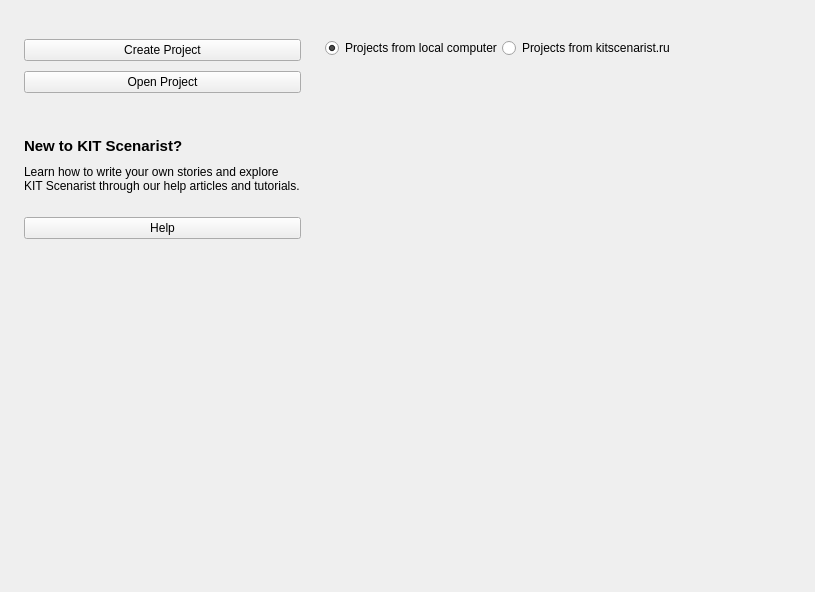
Before: the Qt Designer form src/bin/scenarist-desktop/UserInterfaceLayer/StartUp/StartUpView.ui in dimkanovikov/KITScenarist, drawn with Qt 5.
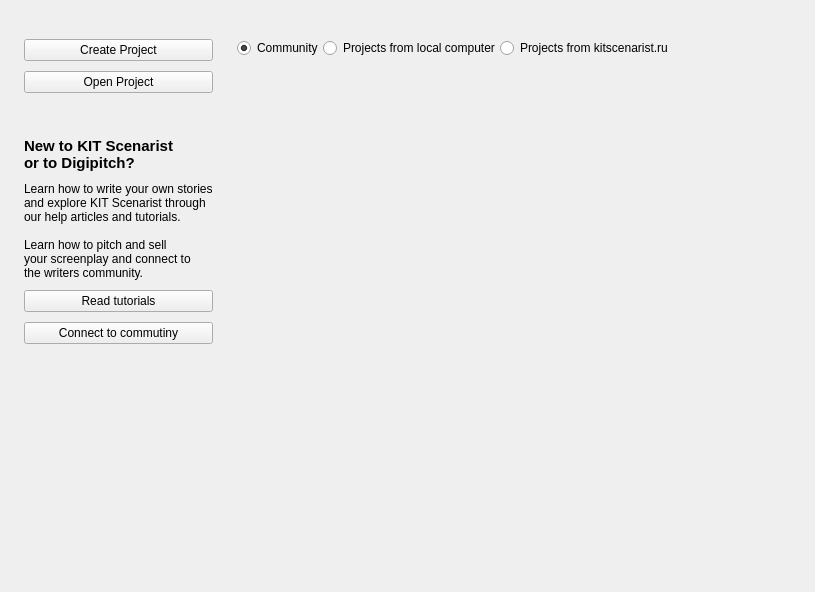
After: the same form once the commit is applied. Icons and pictures are not drawn. Custom widgets are drawn as their Qt base class.

Commit message: Implemented showing of 10 latest scripts from Digipitch on startup

The edit to the form file:
```diff
--- a/src/bin/scenarist-desktop/UserInterfaceLayer/StartUp/StartUpView.ui
+++ b/src/bin/scenarist-desktop/UserInterfaceLayer/StartUp/StartUpView.ui
@@ -73,46 +73,13 @@
           <property name="verticalSpacing">
            <number>10</number>
           </property>
-          <item row="7" column="0" colspan="2">
-           <spacer name="verticalSpacer">
-            <property name="orientation">
-             <enum>Qt::Vertical</enum>
-            </property>
-            <property name="sizeHint" stdset="0">
-             <size>
-              <width>20</width>
-              <height>40</height>
-             </size>
-            </property>
-           </spacer>
-          </item>
-          <item row="3" column="0" colspan="2">
-           <widget class="QPushButton" name="openProject">
-            <property name="cursor">
-             <cursorShape>PointingHandCursor</cursorShape>
-            </property>
-            <property name="text">
-             <string>Open Project</string>
-            </property>
-            <property name="icon">
-             <iconset resource="../../../scenarist-core/Resources/Resources.qrc">
-              <normaloff>:/Graphics/Iconset/folder-outline.svg</normaloff>:/Graphics/Iconset/folder-outline.svg</iconset>
-            </property>
-            <property name="iconSize">
-             <size>
-              <width>20</width>
-              <height>20</height>
-             </size>
-            </property>
-           </widget>
-          </item>
           <item row="6" column="0" colspan="2">
            <widget class="QPushButton" name="help">
             <property name="cursor">
              <cursorShape>PointingHandCursor</cursorShape>
             </property>
             <property name="text">
-             <string>Help</string>
+             <string>Read tutorials</string>
             </property>
             <property name="icon">
              <iconset resource="../../../scenarist-core/Resources/Resources.qrc">
@@ -138,7 +105,8 @@
             <property name="text">
              <string>
 
-New to KIT Scenarist?</string>
+New to KIT Scenarist
+or to Digipitch?</string>
             </property>
            </widget>
           </item>
@@ -162,11 +130,69 @@
             </property>
            </widget>
           </item>
-          <item row="5" column="0" colspan="2">
+          <item row="8" column="0" colspan="2">
+           <spacer name="verticalSpacer">
+            <property name="orientation">
+             <enum>Qt::Vertical</enum>
+            </property>
+            <property name="sizeHint" stdset="0">
+             <size>
+              <width>20</width>
+              <height>40</height>
+             </size>
+            </property>
+           </spacer>
+          </item>
+          <item row="3" column="0" colspan="2">
+           <widget class="QPushButton" name="openProject">
+            <property name="cursor">
+             <cursorShape>PointingHandCursor</cursorShape>
+            </property>
+            <property name="text">
+             <string>Open Project</string>
+            </property>
+            <property name="icon">
+             <iconset resource="../../../scenarist-core/Resources/Resources.qrc">
+              <normaloff>:/Graphics/Iconset/folder-outline.svg</normaloff>:/Graphics/Iconset/folder-outline.svg</iconset>
+            </property>
+            <property name="iconSize">
+             <size>
+              <width>20</width>
+              <height>20</height>
+             </size>
+            </property>
+           </widget>
+          </item>
+          <item row="7" column="0" colspan="2">
+           <widget class="QPushButton" name="digipitchRegister">
+            <property name="cursor">
+             <cursorShape>PointingHandCursor</cursorShape>
+            </property>
+            <property name="text">
+             <string>Connect to commutiny</string>
+            </property>
+            <property name="icon">
+             <iconset resource="../../../scenarist-core/Resources/Resources.qrc">
+              <normaloff>:/Graphics/Iconset/web.svg</normaloff>:/Graphics/Iconset/web.svg</iconset>
+            </property>
+            <property name="iconSize">
+             <size>
+              <width>20</width>
+              <height>20</height>
+             </size>
+            </property>
+           </widget>
+          </item>
+          <item row="5" column="0">
            <widget class="QLabel" name="label_2">
             <property name="text">
-             <string>Learn how to write your own stories and explore KIT Scenarist through our help articles and tutorials.
-</string>
+             <string>Learn how to write your own stories 
+and explore KIT Scenarist through 
+our help articles and tutorials.
+
+Learn how to pitch and sell 
+your screenplay and connect to 
+the writers community.</string>
             </property>
             <property name="wordWrap">
              <bool>true</bool>
@@ -220,6 +246,35 @@
            <property name="currentIndex">
             <number>0</number>
            </property>
+           <widget class="QWidget" name="digipitchLatestProjects">
+            <layout class="QGridLayout" name="gridLayout_4">
+             <property name="leftMargin">
+              <number>0</number>
+             </property>
+             <property name="topMargin">
+              <number>0</number>
+             </property>
+             <property name="rightMargin">
+              <number>0</number>
+             </property>
+             <property name="bottomMargin">
+              <number>0</number>
+             </property>
+             <property name="spacing">
+              <number>0</number>
+             </property>
+             <item row="0" column="0">
+              <widget class="UserInterface::DigipitchScriptsList" name="digipitchScriptsList">
+               <property name="frameShape">
+                <enum>QFrame::NoFrame</enum>
+               </property>
+               <property name="widgetResizable">
+                <bool>true</bool>
+               </property>
+              </widget>
+             </item>
+            </layout>
+           </widget>
            <widget class="QWidget" name="recentFilesPage">
             <layout class="QGridLayout" name="gridLayout_6">
              <property name="leftMargin">
@@ -282,6 +337,19 @@
            <property name="bottomMargin">
             <number>8</number>
            </property>
+           <item>
+            <widget class="QRadioButton" name="digipitchCommunity">
+             <property name="cursor">
+              <cursorShape>PointingHandCursor</cursorShape>
+             </property>
+             <property name="text">
+              <string>Community</string>
+             </property>
+             <property name="checked">
+              <bool>true</bool>
+             </property>
+            </widget>
+           </item>
            <item>
             <widget class="QRadioButton" name="localProjects">
              <property name="cursor">
@@ -291,7 +359,7 @@
               <string>Projects from local computer</string>
              </property>
              <property name="checked">
-              <bool>true</bool>
+              <bool>false</bool>
              </property>
             </widget>
            </item>
@@ -335,6 +403,12 @@
    <header location="global">UserInterfaceLayer/ProjectsList/ProjectsList.h</header>
    <container>1</container>
   </customwidget>
+  <customwidget>
+   <class>UserInterface::DigipitchScriptsList</class>
+   <extends>QScrollArea</extends>
+   <header location="global">UserInterfaceLayer/Digipitch/DigipitchScriptsList.h</header>
+   <container>1</container>
+  </customwidget>
  </customwidgets>
  <resources>
   <include location="../../../scenarist-core/Resources/Resources.qrc"/>
```
The commit also changes 8 other files.
